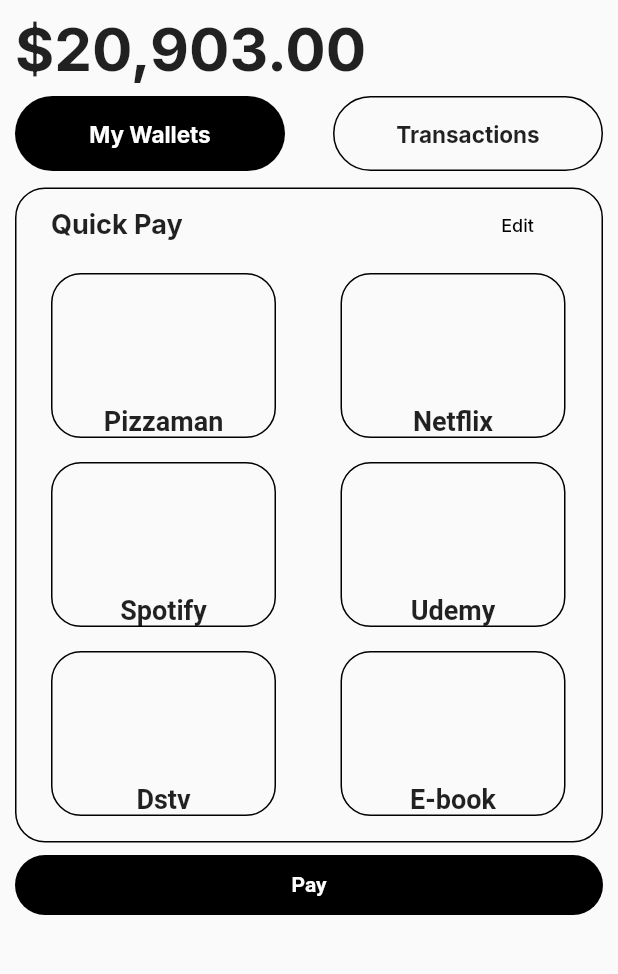
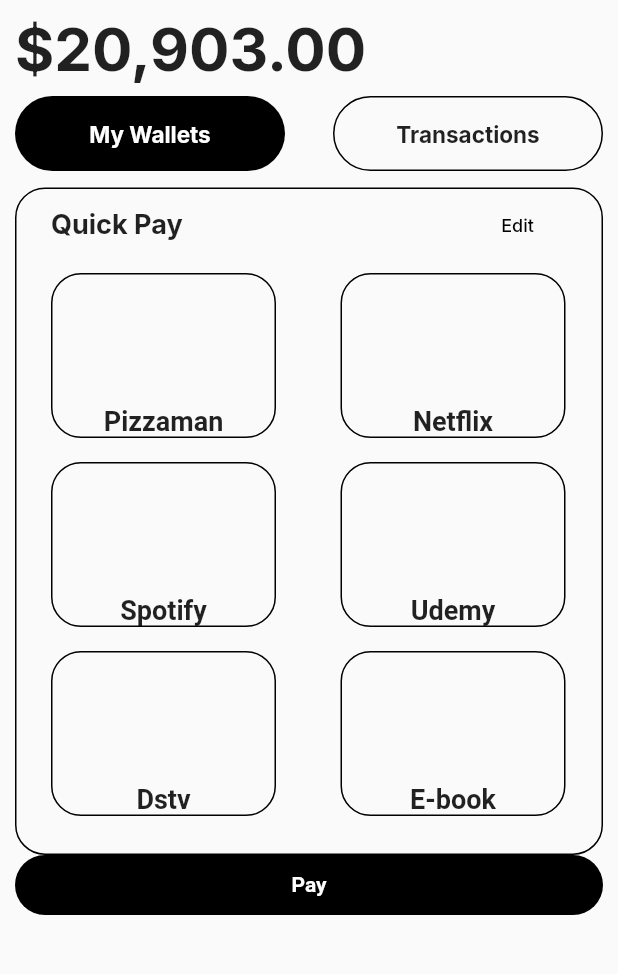
Before and after one commit to officiallykbk/StudentPay, a Flutter app: the PayScreen screen opened directly, on a phone screen of 412 x 824 dp, the part 111-1085 px from its top. Run offline on Flutter 3.47's test engine with Material 2 defaults, Android fonts, the phone set to English and light mode, and no system bars; our stand-ins replace flutter_svg, google_fonts.

Commit message:
keypad edit1

```diff
--- a/lib/screens/sendScreenPages/AccNum.dart
+++ b/lib/screens/sendScreenPages/AccNum.dart
@@ -1,5 +1,4 @@
 import 'package:flutter/material.dart';
-import 'package:flutter_svg/flutter_svg.dart';
 
 import 'passPage.dart';
 import 'referencepages.dart';
@@ -55,9 +54,12 @@
                   ),
                   height: 35,
                   width: screenWidth - 50,
+                  // make it work with the keypad
                   child: TextFormField(
+                    // controller: textfield,
                     textAlign: TextAlign.center,
                     autocorrect: false,
+                    readOnly: true,
                     decoration: const InputDecoration(
                         hintText: "Account number", border: InputBorder.none),
                     keyboardType: TextInputType.number,
--- a/lib/screens/sendScreenPages/MomoNum.dart
+++ b/lib/screens/sendScreenPages/MomoNum.dart
@@ -1,5 +1,4 @@
 import 'package:flutter/material.dart';
-import 'package:flutter_svg/flutter_svg.dart';
 
 import 'passPage.dart';
 import 'referencepages.dart';
--- a/lib/screens/sendScreenPages/sTsName.dart
+++ b/lib/screens/sendScreenPages/sTsName.dart
@@ -1,5 +1,4 @@
 import 'package:flutter/material.dart';
-import 'package:flutter_svg/flutter_svg.dart';
 import 'package:students_pay/screens/sendScreenPages/passPage.dart';
 
 import 'referencepages.dart';
--- a/lib/screens/studentsPay_screen.dart
+++ b/lib/screens/studentsPay_screen.dart
@@ -129,7 +129,7 @@
                 height: 11,
               ),
               Container(
-                height: height * 0.53,
+                height: height * 0.54,
                 width: width,
                 decoration: BoxDecoration(
                     borderRadius: BorderRadius.circular(20),
@@ -331,9 +331,6 @@
                   ]),
                 ),
               ),
-              SizedBox(
-                height: height / 100 * 1,
-              ),
               InkWell(
                 customBorder: const StadiumBorder(),
                 splashColor: Colors.grey,
```
Also changed, not shown: lib/screens/sendScreenPages/referencepages.dart (+4 -4 lines), lib/screens/sendScreenPages/send.dart (+17 -23 lines).
